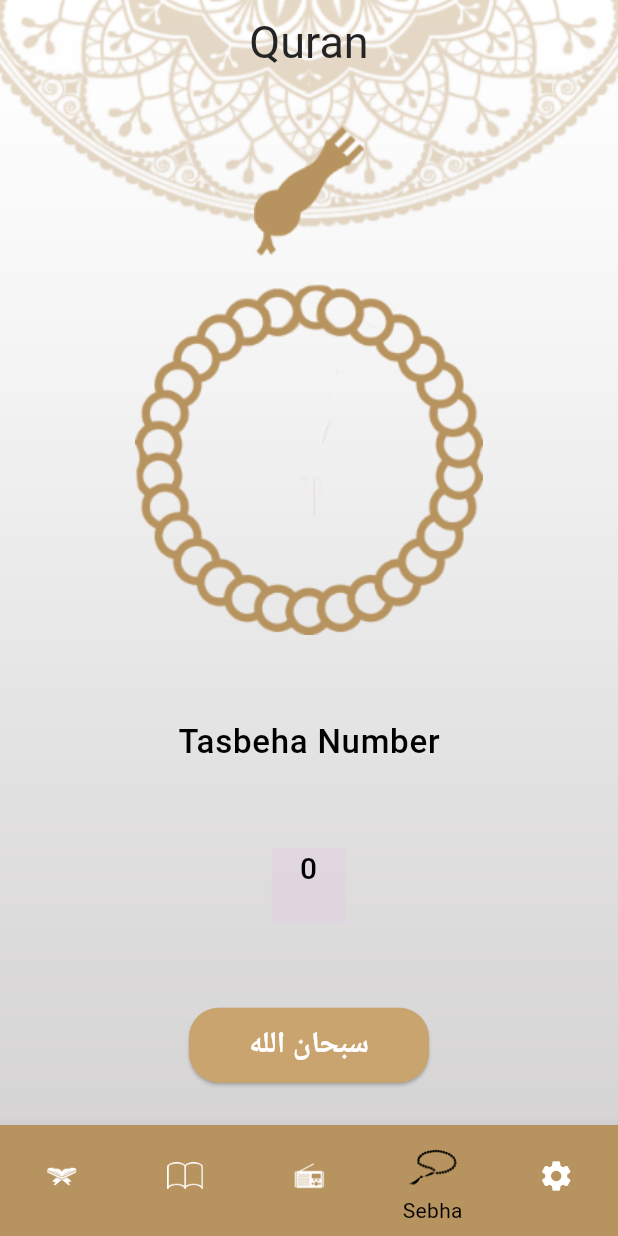
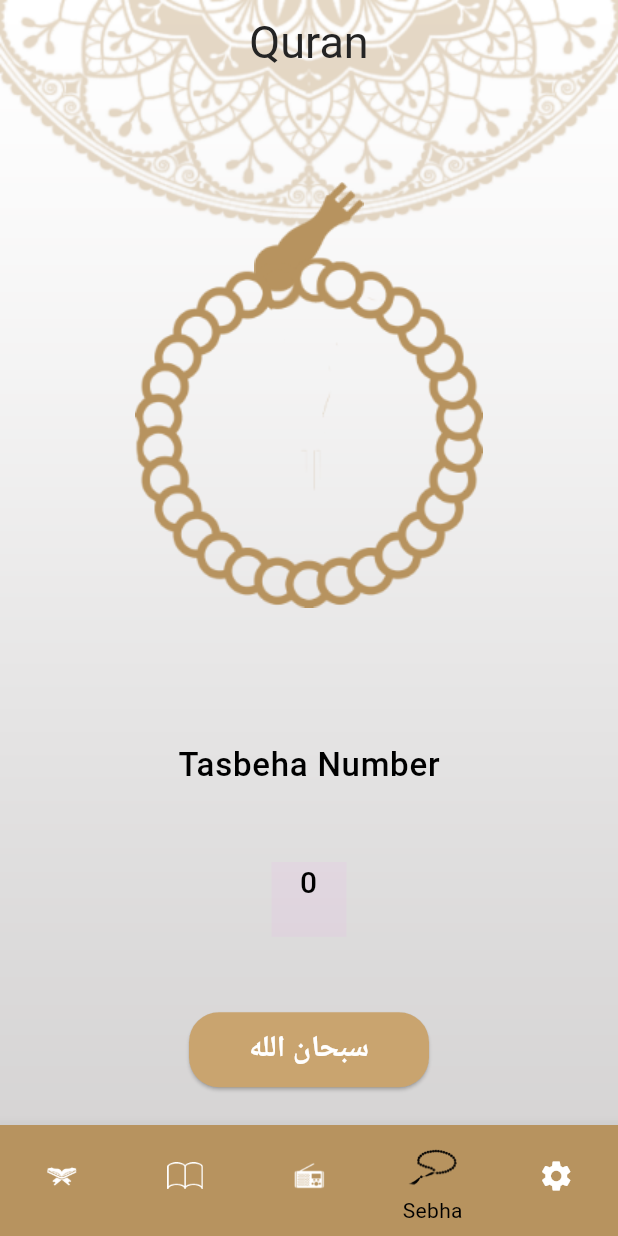
Before and after one commit to Noody362003/islami, a Flutter app: the screen it shows after launch, item 4 of the bottom bar chosen, on a phone screen of 412 x 824 dp. Run offline on Flutter 3.47's test engine with Material 3 defaults, Android fonts, the phone set to English and light mode, and no system bars.

Commit message:
+sebha tap

```diff
--- a/lib/presentaition/screens/sibha_tap.dart
+++ b/lib/presentaition/screens/sibha_tap.dart
@@ -1,4 +1,5 @@
 import 'package:flutter/material.dart';
+import 'package:flutter/widgets.dart';
 import 'package:islami/core/assets_manager.dart';
 import 'package:islami/core/strings_manager.dart';
 
@@ -64,16 +65,25 @@ class _SebhaTapState extends State<SebhaTap>
         mainAxisAlignment: MainAxisAlignment.spaceAround,
         children: [
           Container(
-            child: Column(
+            margin: EdgeInsets.symmetric(vertical: 40), // Adjust the vertical spacing
+            child: Stack(
+              alignment: Alignment.center, // Center everything
               children: [
-                Image(image: AssetImage(AssetsManager.sebhaHeadTapImageLight)),
-                RotationTransition(
-                  turns: AlwaysStoppedAnimation(rotationAngle),
-                  child: Image(image: AssetImage(AssetsManager.sebhaBodyTapImageLight)),
+                Positioned(
+                  top: 0, // Move it higher
+                  child: Image(image: AssetImage(AssetsManager.sebhaHeadTapImageLight)),
+                ),
+                Container(
+                  margin: EdgeInsets.only(top: 50), // Add margin to separate the beads
+                  child: RotationTransition(
+                    turns: AlwaysStoppedAnimation(rotationAngle),
+                    child: Image(image: AssetImage(AssetsManager.sebhaBodyTapImageLight)),
+                  ),
                 ),
               ],
             ),
           ),
+
           Text(
             StringsManager.tasdehaLabel,
             style: Theme.of(context).textTheme.labelMedium,
```
